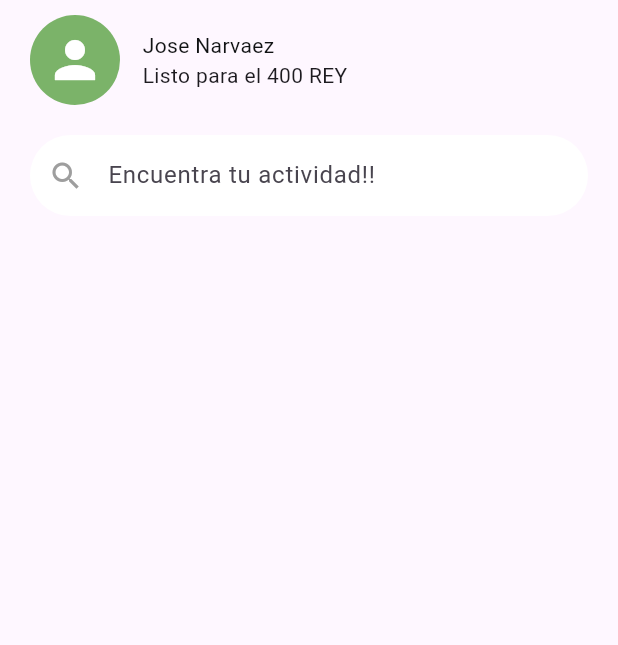
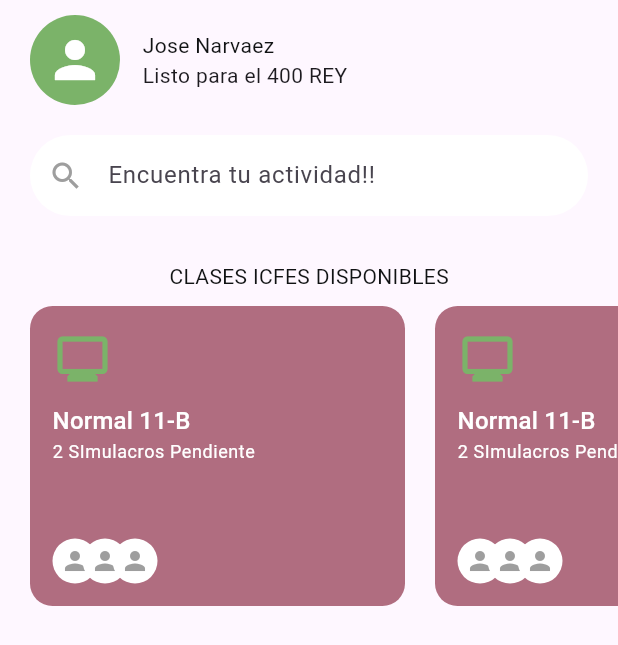
Before and after one commit to JosCariDe/front-preparate-icfes-caribe, a Flutter app: the screen it shows after launch, on a phone screen of 412 x 824 dp. Shown: the top 645 px of the screen. Run offline on Flutter 3.47's test engine with Material 3 defaults, Android fonts, the phone set to English and light mode, and no system bars.

Commit message:
HomeScreen/feat/ Seccion de Clases ICFES agregado

```diff
--- a/lib/presentation/screens/home_screen.dart
+++ b/lib/presentation/screens/home_screen.dart
@@ -13,7 +13,104 @@ class HomeScreen extends StatelessWidget {
             //! INFORMACION DEL USER
             InforUser(),
             //! BARRA DE BUSQUEDA
+            BarraBusqueda(),
+            //TODO SECCION CLASES ICFES
+            const SizedBox(height: 20,),
             Padding(
+              padding: EdgeInsets.symmetric(horizontal: 20),
+              child: Text(
+                'CLASES ICFES DISPONIBLES',
+                style: TextStyle(
+                  color: primaryText,
+                ),
+              ),
+            ),
+            const SizedBox(height: 10,),
+            SizedBox(
+              height: 200,
+              child: ListView.builder(
+                scrollDirection: Axis.horizontal,
+                itemCount: 3, // ? 3 Tarjeatas de ejemplo
+                itemBuilder: (context, index) {
+                  return Container(
+                    width: 250,
+                    margin: EdgeInsets.only(left: index == 0 ? 20 : 10, right: 10),
+                    decoration: BoxDecoration(
+                      color: const Color(0xFFB06D80), // Color de fondo de la tarjeta
+                      borderRadius: BorderRadius.circular(15),
+                    ),
+                    child: Padding(
+                      padding: EdgeInsets.all(15.0),
+                      child: Column(
+                        crossAxisAlignment: CrossAxisAlignment.start,
+                        children: [
+                          Icon(
+                            Icons.monitor,
+                            size: 40,
+                            color: primaryColor,
+                          ),
+                          const SizedBox(height: 10,),
+                          Text(
+                            'Normal 11-B',
+                            style: Theme.of(context).textTheme.titleMedium?.copyWith(
+                                  color: Theme.of(context).colorScheme.onPrimary,),
+
+                          ),
+                          Text(
+                            '2 SImulacros Pendiente',
+                            style: Theme.of(context).textTheme.bodySmall?.copyWith(
+                                  color: Theme.of(context).colorScheme.onPrimary,),
+
+                          ),
+                          const Spacer(),
+                          Row(
+                            children: [
+                              CircleAvatar(
+                                radius: 15,
+                                backgroundColor: Colors.white,
+                                child: Icon(Icons.person, size: 20, color: Colors.grey,),
+                              ),
+                              Transform.translate(
+                                offset: const Offset(-10, 0),
+                                child: CircleAvatar(
+                                  radius: 15,
+                                  backgroundColor: Colors.white,
+                                  child: Icon(Icons.person, size: 20, color: Colors.grey),
+                                ),
+                              ),
+                              Transform.translate(
+                                offset: const Offset(-20, 0),
+                                child: CircleAvatar(
+                                  radius: 15,
+                                  backgroundColor: Colors.white,
+                                  child: Icon(Icons.person, size: 20, color: Colors.grey),
+                                ),
+                              ),
+                            ],
+                          )
+                        ],
+                      ),
+                    ),
+                  );
+                },
+              ),
+            )
+            //TODO SECCION AVANCE
+          ],
+        ),
+      ),
+    );
+  }
+}
+
+class BarraBusqueda extends StatelessWidget {
+  const BarraBusqueda({
+    super.key,
+  });
+
+  @override
+  Widget build(BuildContext context) {
+    return Padding(
       padding: EdgeInsets.symmetric(horizontal: 20, vertical: 10),
       child: TextField(
         decoration: InputDecoration(
@@ -27,12 +124,6 @@ class HomeScreen extends StatelessWidget {
           ),
           contentPadding:
             EdgeInsets.symmetric(vertical: 15, horizontal: 20),
-                ),
-              ),
-              )
-            //TODO SECCION CLASES ICFES
-            //TODO SECCION AVANCE
-          ],
         ),
       ),
       );
```
Lines whose indentation alone changed are shown as unchanged.
